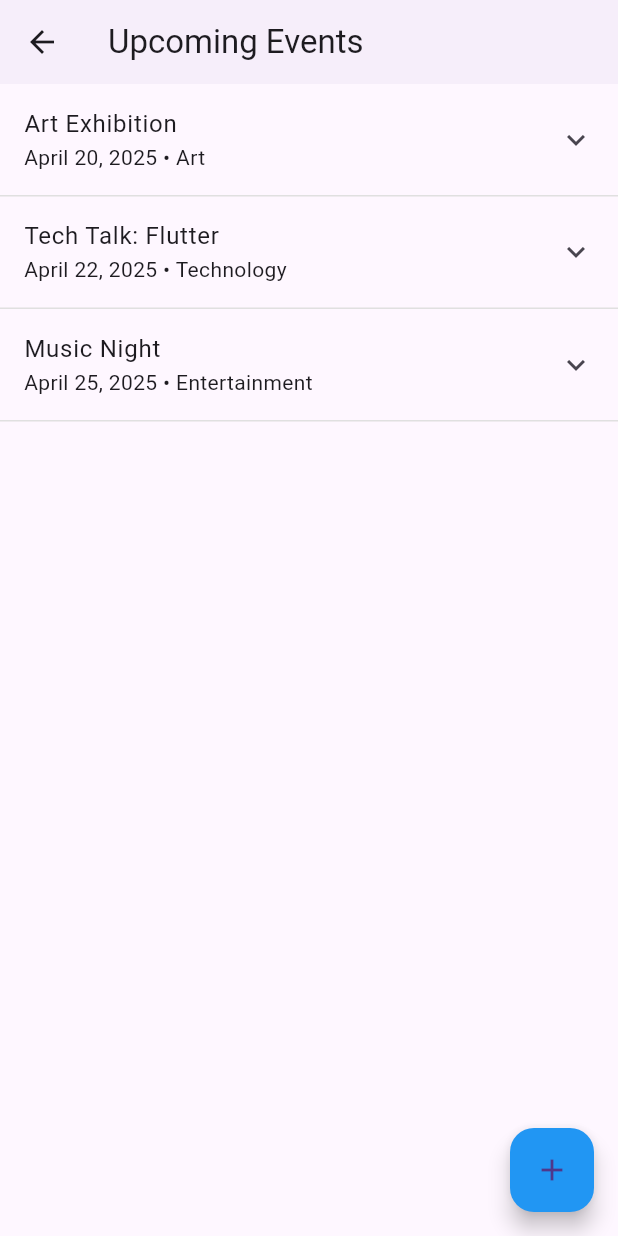
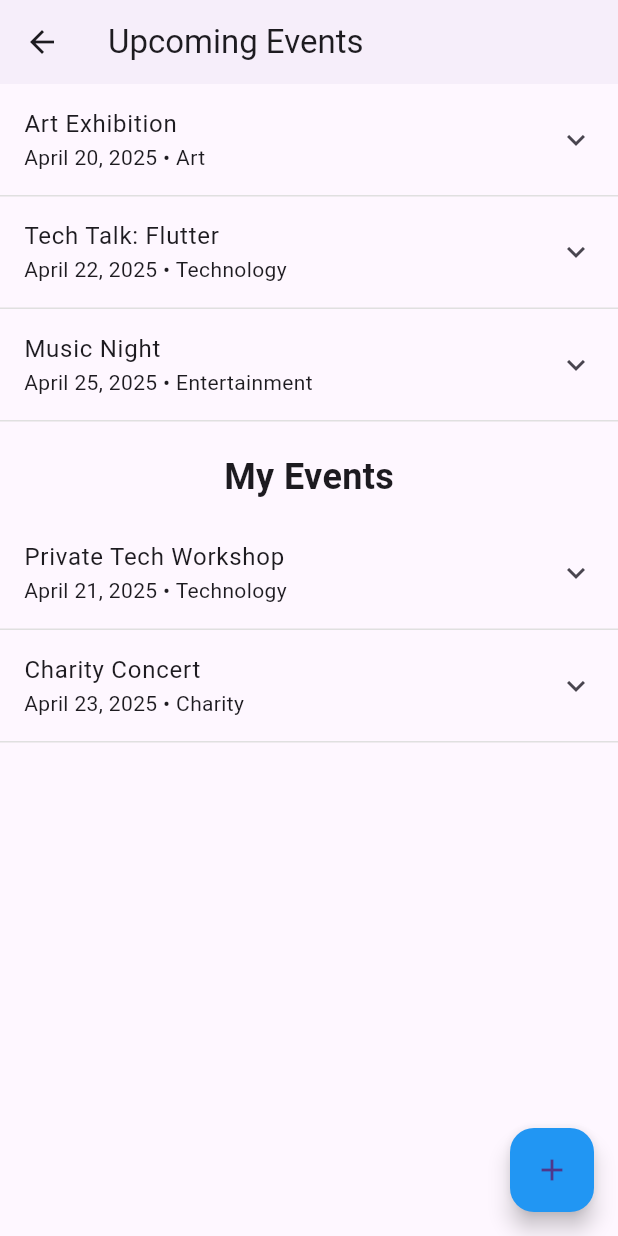
Before and after one commit to BoraComert/CS310_Group10, a Flutter app: the EventListScreen screen opened directly, on a phone screen of 412 x 824 dp. Run offline on Flutter 3.47's test engine with Material 3 defaults, Android fonts, the phone set to English and light mode, and no system bars.

Commit message:
MyEvents added to the upcoming events page

```diff
--- a/lib/main_screen.dart
+++ b/lib/main_screen.dart
@@ -1,6 +1,8 @@
 import 'package:flutter/material.dart';
 import 'Create_Event_Screen.dart';
 
+/*
+// ABİ BURA NE ALAKA NİE 2 VOİD MAİN VAR BİZİM VOİD MAİN ZATEN MAİN.DART'TA
 void main() {
   runApp(const MyApp());
 }
@@ -31,7 +33,7 @@ class MyApp extends StatelessWidget {
      );
 
   }
-}
+}*/
 
 class SuEvent {
   final String title;
@@ -74,6 +76,23 @@ class EventListScreen extends StatelessWidget {
     ),
   ];
 
+  final List<SuEvent> myEvents = [
+    SuEvent(
+      title: 'Private Tech Workshop',
+      date: 'April 21, 2025',
+      duration: '2 hours',
+      category: 'Technology',
+      info: 'Exclusive workshop on Flutter development.',
+    ),
+    SuEvent(
+      title: 'Charity Concert',
+      date: 'April 23, 2025',
+      duration: '3 hours',
+      category: 'Charity',
+      info: 'A concert for charity with various performances.',
+    ),
+  ];
+
   EventListScreen({super.key});
 
   @override
@@ -81,10 +100,16 @@ class EventListScreen extends StatelessWidget {
     return Scaffold(
       appBar: AppBar(
         title: const Text('Upcoming Events'),
-
         elevation: 1,
       ),
-      body: ListView.builder(
+      body: ListView(
+        children: [
+          // Upcoming Events Section
+          Column(
+            children: [
+              ListView.builder(
+                shrinkWrap: true,
+                physics: NeverScrollableScrollPhysics(),
                 itemCount: events.length,
                 itemBuilder: (context, index) {
                   final event = events[index];
@@ -116,6 +141,52 @@ class EventListScreen extends StatelessWidget {
                   );
                 },
               ),
+              const SizedBox(height: 20), // Space between Upcoming Events and My Events
+              const Text(
+                'My Events',
+                textAlign: TextAlign.left,
+                style: TextStyle(fontSize: 24, fontWeight: FontWeight.bold),
+              ),
+              const SizedBox(height: 10), // Space before My Events list
+              // My Events Section
+              ListView.builder(
+                shrinkWrap: true,
+                physics: NeverScrollableScrollPhysics(),
+                itemCount: myEvents.length,
+                itemBuilder: (context, index) {
+                  final event = myEvents[index];
+                  return Container(
+                    decoration: const BoxDecoration(
+                      border: Border(
+                        bottom: BorderSide(
+                          color: Color(0xFFE0E0E0), // Light gray divider
+                          width: 1,
+                        ),
+                      ),
+                    ),
+                    child: Theme(
+                      data: Theme.of(context).copyWith(dividerColor: Colors.transparent),
+                      child: ExpansionTile(
+                        tilePadding: const EdgeInsets.symmetric(horizontal: 16),
+                        childrenPadding: const EdgeInsets.symmetric(horizontal: 16),
+                        title: Text(event.title),
+                        subtitle: Text('${event.date} • ${event.category}'),
+                        children: [
+                          const SizedBox(height: 8),
+                          Text('Duration: ${event.duration}'),
+                          const SizedBox(height: 4),
+                          Text('Info: ${event.info}'),
+                          const SizedBox(height: 12),
+                        ],
+                      ),
+                    ),
+                  );
+                },
+              ),
+            ],
+          ),
+        ],
+      ),
       floatingActionButton: FloatingActionButton(
         onPressed: () {
           Navigator.push(
```
Lines whose indentation alone changed are shown as unchanged.
